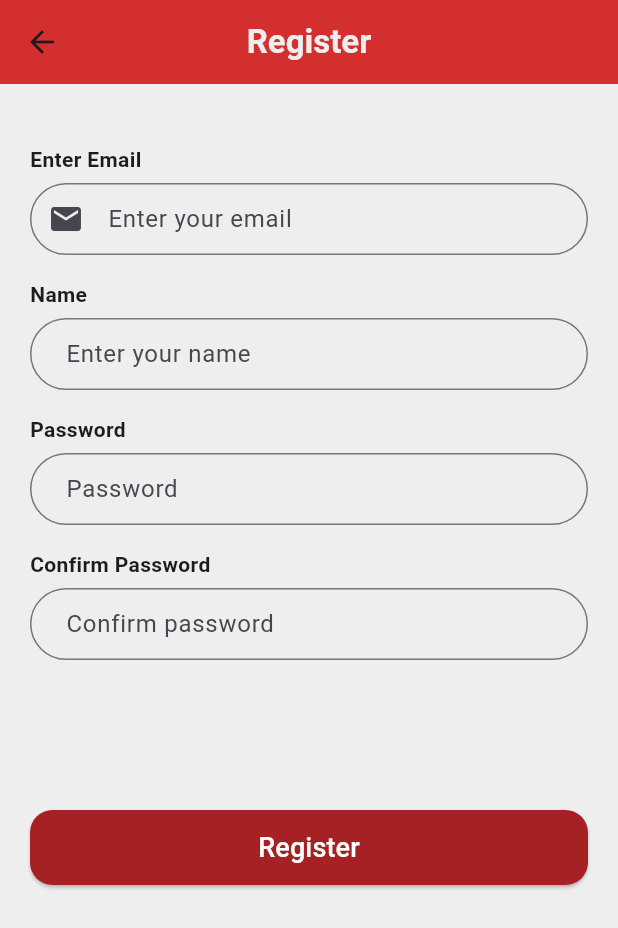
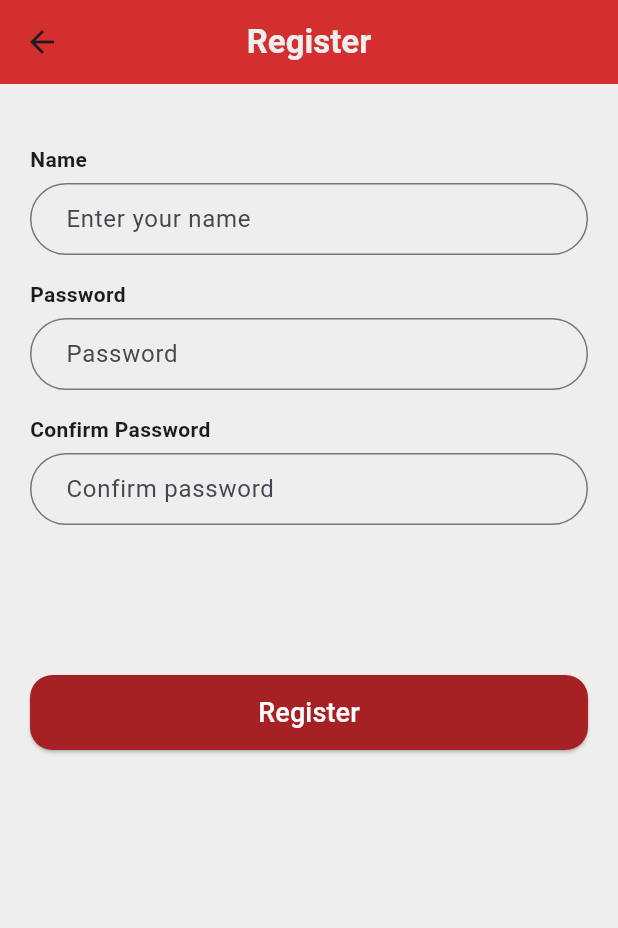
Before and after one commit to AbhisekRai24/servzz, a Flutter app: the RegisterView screen opened directly, on a phone screen of 412 x 824 dp. Shown: the top 928 px of the screen. Run offline on Flutter 3.47's test engine with Material 3 defaults, Android fonts, the phone set to English and light mode, and no system bars.

Commit message:
basic for register view

```diff
--- a/lib/view/register_view.dart
+++ b/lib/view/register_view.dart
@@ -41,20 +41,20 @@ class _RegisterViewState extends State<RegisterView> {
 
 
               // Email
-              Text("Enter Email", style: TextStyle(fontWeight: FontWeight.bold)),
-              SizedBox(height: 6),
-              TextField(
-                controller: emailController,
-                decoration: InputDecoration(
-                  hintText: "Enter your email",
-                  prefixIcon: Icon(Icons.email),
-                  border: OutlineInputBorder(
-                    borderRadius: BorderRadius.circular(30),
-                  ),
-                  contentPadding: EdgeInsets.symmetric(horizontal: 20),
-                ),
-              ),
-              SizedBox(height: 16),
+              // Text("Enter Email", style: TextStyle(fontWeight: FontWeight.bold)),
+              // SizedBox(height: 6),
+              // TextField(
+              //   controller: emailController,
+              //   decoration: InputDecoration(
+              //     hintText: "Enter your email",
+              //     prefixIcon: Icon(Icons.email),
+              //     border: OutlineInputBorder(
+              //       borderRadius: BorderRadius.circular(30),
+              //     ),
+              //     contentPadding: EdgeInsets.symmetric(horizontal: 20),
+              //   ),
+              // ),
+              // SizedBox(height: 16),
 
               // Name
               Text("Name", style: TextStyle(fontWeight: FontWeight.bold)),
```
